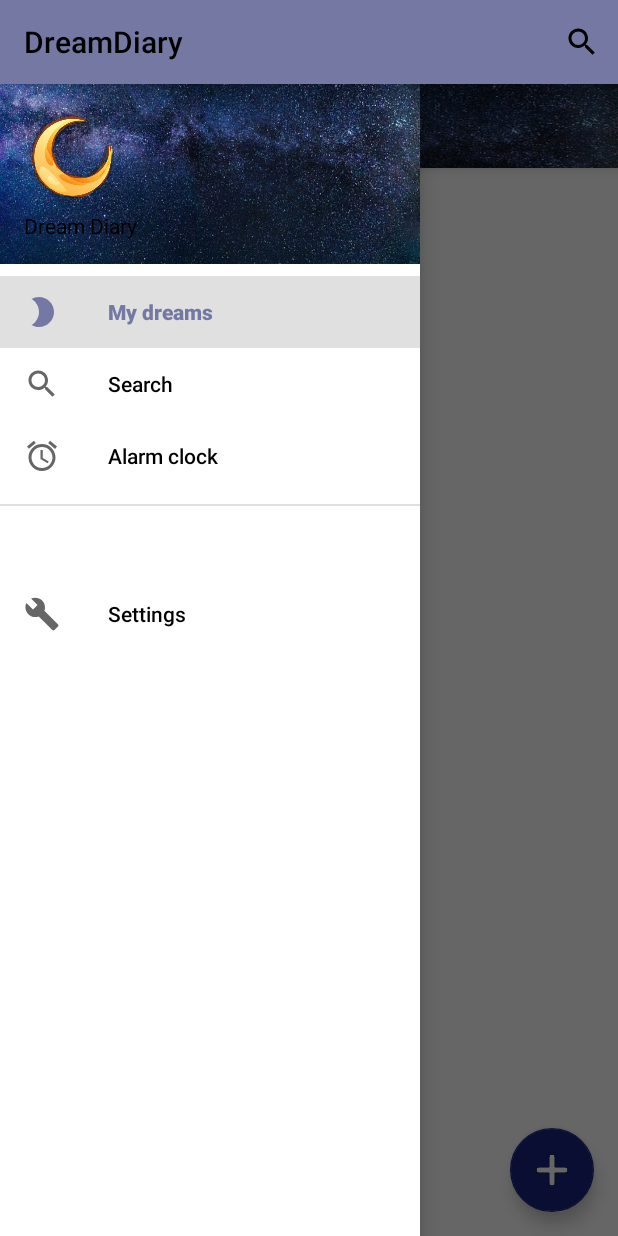
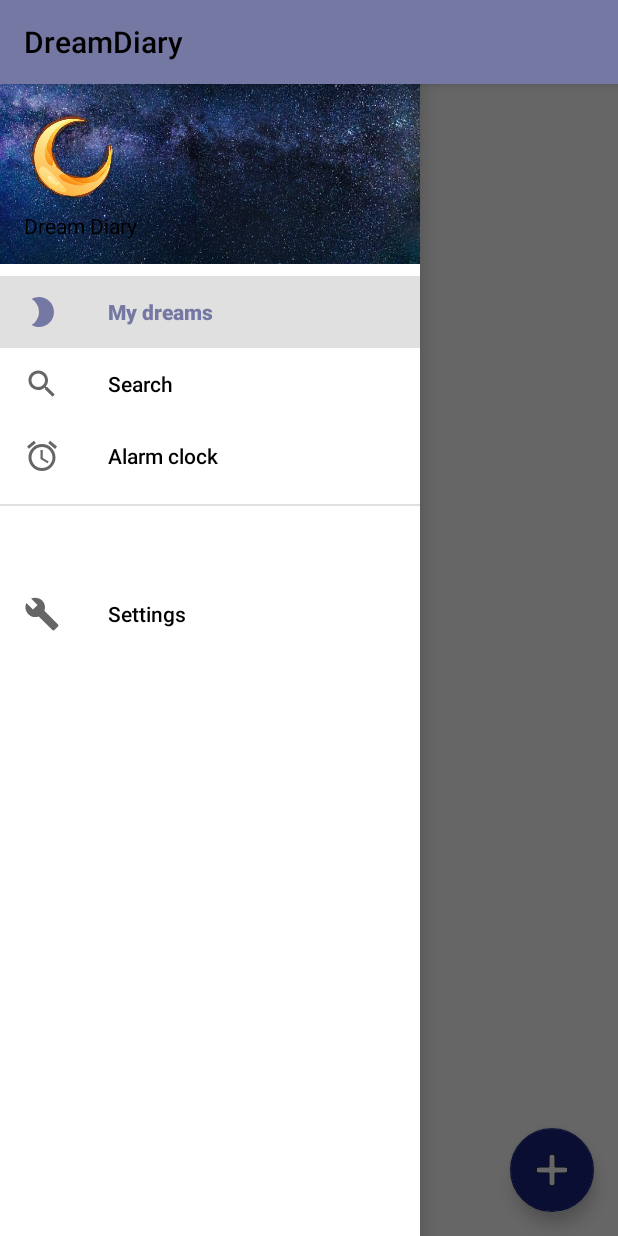
Before and after one commit to rect12/dream_diary, an Android app: the screen it shows after launch (MainActivity), with the side drawer open, on a phone screen of 412 x 824 dp. Run offline under Robolectric (Android 15) with nearby library versions, the phone set to English and light mode, and no system bars.

Commit message:
fix toolbar

```diff
--- a/app/src/main/java/bobrovskaya/rect12/dreamdiary/activity/MainActivity.java
+++ b/app/src/main/java/bobrovskaya/rect12/dreamdiary/activity/MainActivity.java
@@ -39,6 +39,7 @@ public class MainActivity extends AppCompatActivity
         super.onCreate(savedInstanceState);
 
         setContentView(R.layout.activity_main);
+
 //        toolbar = findViewById(R.id.toolbar);
 //        setSupportActionBar(toolbar);
 
@@ -70,7 +71,7 @@ public class MainActivity extends AppCompatActivity
     @Override
     public boolean onCreateOptionsMenu(Menu menu) {
         // Inflate the menu; this adds items to the action bar if it is present.
-        getMenuInflater().inflate(R.menu.main, menu);
+//        getMenuInflater().inflate(R.menu.main, menu);
         return true;
     }
 
@@ -82,9 +83,9 @@ public class MainActivity extends AppCompatActivity
         int id = item.getItemId();
 
         //noinspection SimplifiableIfStatement
-        if (id == R.id.action_search) {
-            return true;
-        }
+//        if (id == R.id.action_search) {
+//            return true;
+//        }
 
         return super.onOptionsItemSelected(item);
     }
--- a/app/src/main/res/layout/app_bar_main.xml
+++ b/app/src/main/res/layout/app_bar_main.xml
@@ -10,13 +10,6 @@
         android:layout_width="match_parent"
         android:layout_height="wrap_content"
         android:theme="@style/AppTheme.AppBarOverlay">
-
-        <android.support.v7.widget.Toolbar
-            android:id="@+id/toolbar"
-            android:layout_width="match_parent"
-            android:layout_height="?attr/actionBarSize"
-            android:background="@drawable/img_nav_small"
-            app:popupTheme="@style/Base.Theme.AppCompat.Light.DarkActionBar" />
 
     </android.support.design.widget.AppBarLayout>
 
--- a/app/src/main/res/layout/create_dream_activity.xml
+++ b/app/src/main/res/layout/create_dream_activity.xml
@@ -5,12 +5,6 @@
     xmlns:tools="http://schemas.android.com/tools"
     android:layout_width="match_parent"
     android:layout_height="match_parent">
-
-    <include
-        layout="@layout/create_dream_toolbar"
-        android:layout_height="110dp"
-        tools:layout_editor_absoluteX="0dp"
-        tools:layout_editor_absoluteY="0dp" />
 
     <LinearLayout
         android:id="@+id/linearLayout"
```
Also changed, not shown: app/src/main/res/layout/settings_activity.xml (+12 -15 lines).
